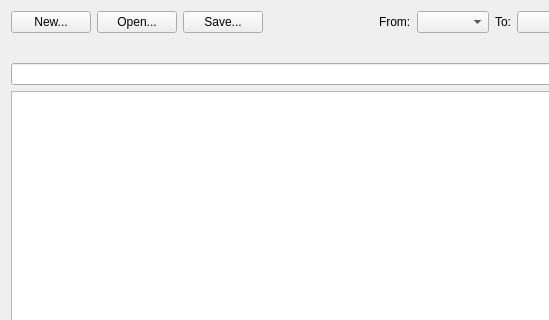
The window that mainwindow.ui (kneczaj/new-translator) describes before a commit, drawn with Qt 5; both pictures show x 0 to 549 and y 0 to 320 of the 697 by 745 pixel window.
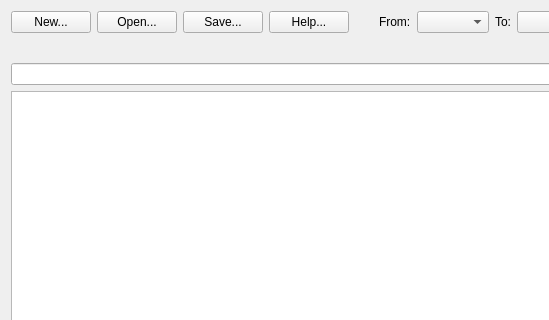
The same window after the commit. Custom widgets are drawn as their Qt base class.

Commit message: Navigation and tree displaying improvements, added help button

```diff
--- a/mainwindow.ui
+++ b/mainwindow.ui
@@ -38,6 +38,13 @@
         </property>
        </widget>
       </item>
+      <item>
+       <widget class="QPushButton" name="helpButton">
+        <property name="text">
+         <string>Help...</string>
+        </property>
+       </widget>
+      </item>
       <item>
        <spacer name="horizontalSpacer">
         <property name="orientation">
```
The commit also changes 12 other files.
